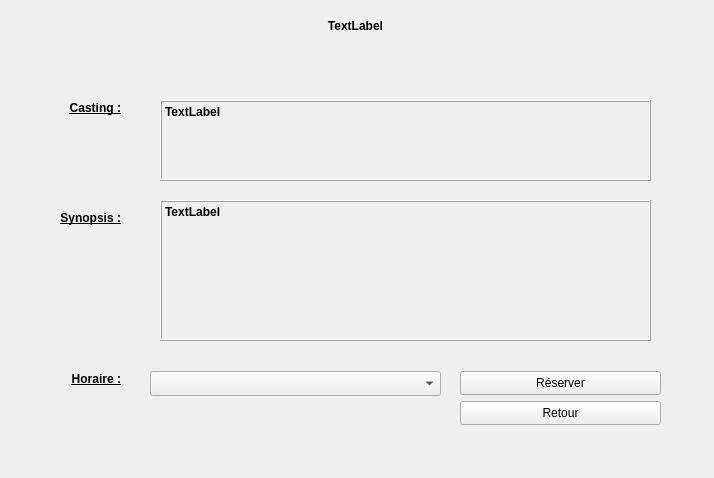
Old version of the form ui/detailWidget.ui in the repository KaneRoot/ihmsem6a.
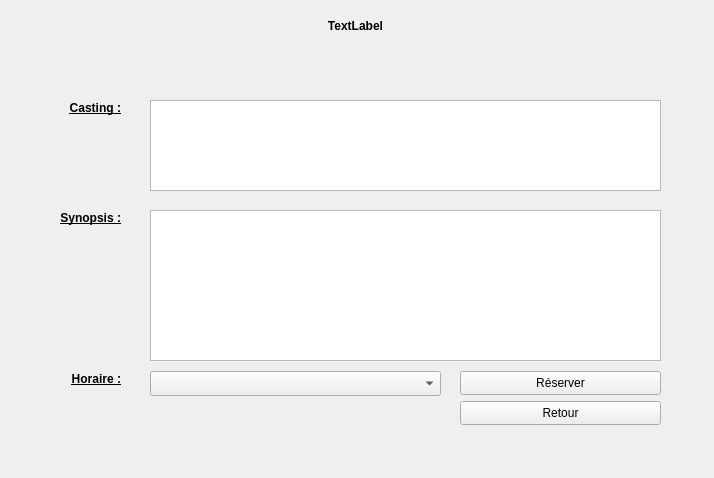
New version of the form.

Commit message: Modification, ajout des horaires dans les details

Patch:
```diff
--- a/ui/detailWidget.ui
+++ b/ui/detailWidget.ui
@@ -149,81 +149,46 @@
     <set>Qt::AlignRight|Qt::AlignTrailing|Qt::AlignVCenter</set>
    </property>
   </widget>
-  <widget class="QLabel" name="textEdit">
+  <widget class="QTextEdit" name="textEdit">
    <property name="geometry">
     <rect>
-     <x>160</x>
+     <x>150</x>
      <y>100</y>
-     <width>491</width>
-     <height>81</height>
+     <width>511</width>
+     <height>91</height>
     </rect>
    </property>
-   <property name="sizeIncrement">
-    <size>
-     <width>0</width>
-     <height>3</height>
-    </size>
-   </property>
-   <property name="font">
-    <font>
-     <weight>75</weight>
-     <bold>true</bold>
-    </font>
-   </property>
-   <property name="cursor">
+   <property name="cursor" stdset="0">
     <cursorShape>IBeamCursor</cursorShape>
    </property>
-   <property name="frameShape">
-    <enum>QFrame::Box</enum>
-   </property>
    <property name="frameShadow">
     <enum>QFrame::Raised</enum>
    </property>
-   <property name="text">
-    <string>TextLabel</string>
-   </property>
-   <property name="textFormat">
-    <enum>Qt::AutoText</enum>
-   </property>
-   <property name="alignment">
-    <set>Qt::AlignLeading|Qt::AlignLeft|Qt::AlignTop</set>
+   <property name="readOnly">
+    <bool>true</bool>
    </property>
   </widget>
-  <widget class="QLabel" name="textSynopsis">
+  <widget class="QTextEdit" name="textSynopsis">
    <property name="geometry">
     <rect>
-     <x>160</x>
-     <y>200</y>
-     <width>491</width>
-     <height>141</height>
+     <x>150</x>
+     <y>210</y>
+     <width>511</width>
+     <height>151</height>
     </rect>
    </property>
-   <property name="font">
-    <font>
-     <weight>75</weight>
-     <bold>true</bold>
-    </font>
-   </property>
-   <property name="cursor">
-    <cursorShape>IBeamCursor</cursorShape>
-   </property>
-   <property name="frameShape">
-    <enum>QFrame::Box</enum>
-   </property>
    <property name="frameShadow">
     <enum>QFrame::Raised</enum>
    </property>
-   <property name="text">
-    <string>TextLabel</string>
+   <property name="readOnly">
+    <bool>true</bool>
    </property>
-   <property name="textFormat">
-    <enum>Qt::PlainText</enum>
-   </property>
-   <property name="scaledContents">
-    <bool>false</bool>
-   </property>
-   <property name="alignment">
-    <set>Qt::AlignLeading|Qt::AlignLeft|Qt::AlignTop</set>
+   <property name="html">
+    <string>&lt;!DOCTYPE HTML PUBLIC &quot;-//W3C//DTD HTML 4.0//EN&quot; &quot;http://www.w3.org/TR/REC-html40/strict.dtd&quot;&gt;
+&lt;html&gt;&lt;head&gt;&lt;meta name=&quot;qrichtext&quot; content=&quot;1&quot; /&gt;&lt;style type=&quot;text/css&quot;&gt;
+p, li { white-space: pre-wrap; }
+&lt;/style&gt;&lt;/head&gt;&lt;body style=&quot; font-family:'DejaVu Sans'; font-size:9pt; font-weight:400; font-style:normal;&quot;&gt;
+&lt;p style=&quot;-qt-paragraph-type:empty; margin-top:0px; margin-bottom:0px; margin-left:0px; margin-right:0px; -qt-block-indent:0; text-indent:0px;&quot;&gt;&lt;/p&gt;&lt;/body&gt;&lt;/html&gt;</string>
    </property>
   </widget>
  </widget>
```
The commit also changes 2 other files.
